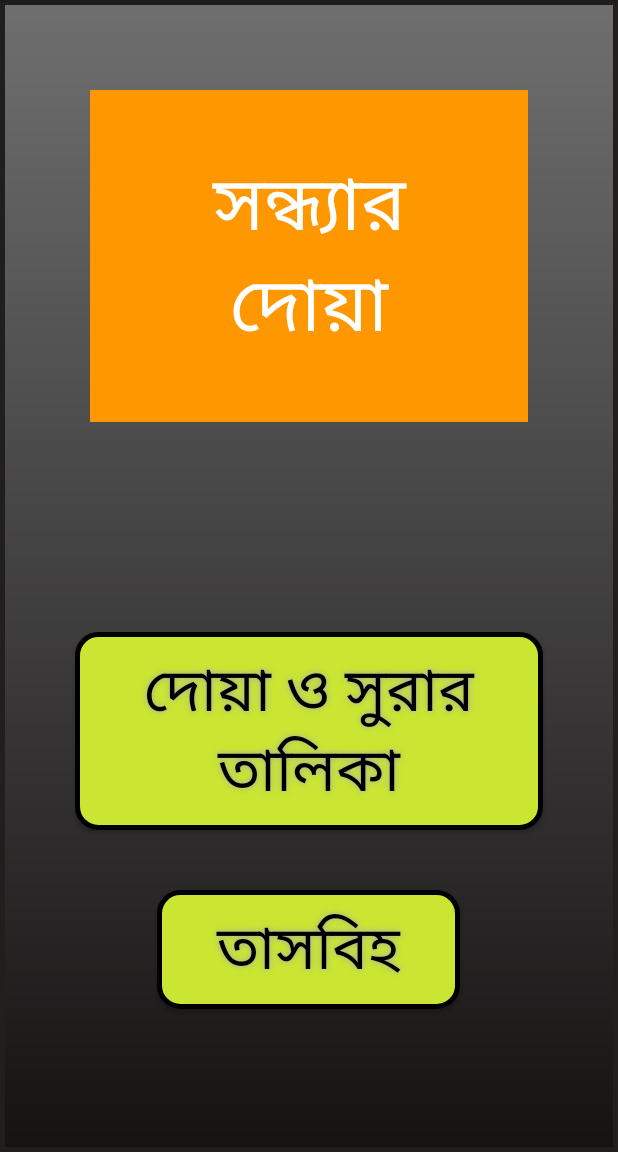
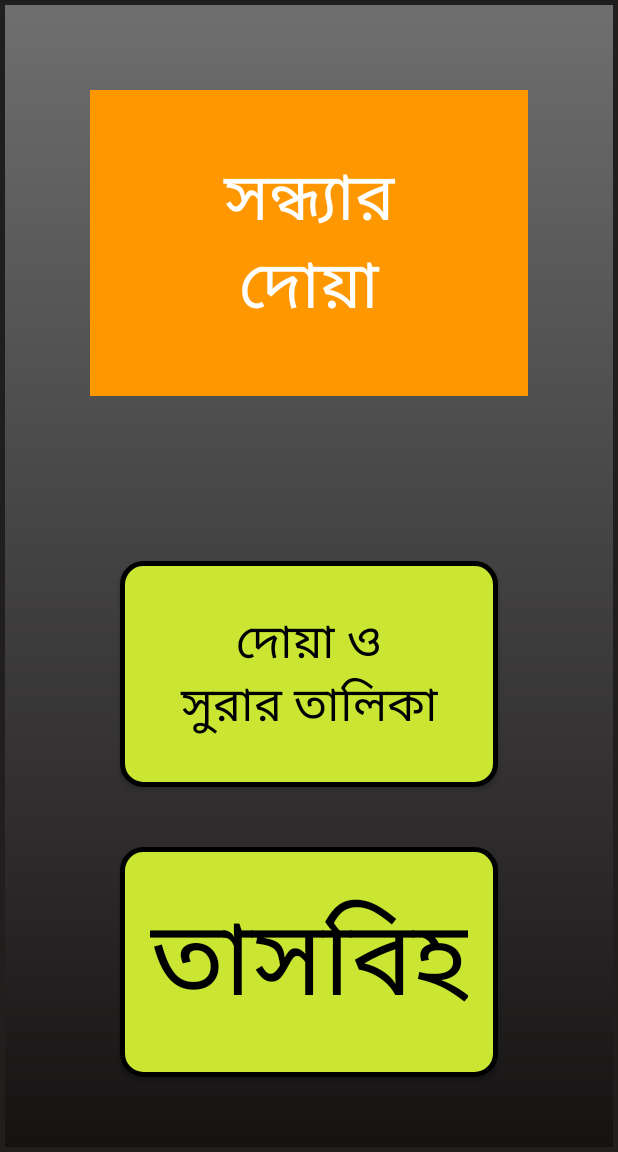
Before and after one commit to masnun-siam/Evening-Dua-Surah, an Android app: the screen it shows after launch (MainActivity), on a phone screen of 412 x 824 dp, the part 84-1236 px from its top. Run offline under Robolectric (Android 15) with nearby library versions, the phone set to English and light mode, and no system bars.

Commit message:
Fixed Layout Problem

```diff
--- a/app/src/main/res/layout/activity_dua_description.xml
+++ b/app/src/main/res/layout/activity_dua_description.xml
@@ -189,7 +189,6 @@
                         android:text="Play"
                         android:textColor="#FFFFFF"
                         android:background="#FF5D5D5D"
-                        android:textSize="30sp"
                         android:padding="10dp"
                         android:layout_margin="10dp"
                         android:autoSizeTextType="uniform"
@@ -202,7 +201,6 @@
                         android:text="Pause"
                         android:textColor="#FFFFFF"
                         android:background="#FF5D5D5D"
-                        android:textSize="30sp"
                         android:padding="10dp"
                         android:layout_margin="10dp"
                         android:autoSizeTextType="uniform"
@@ -215,7 +213,6 @@
                         android:text="Stop"
                         android:textColor="#FFFFFF"
                         android:background="#5D5D5D"
-                        android:textSize="30sp"
                         android:padding="10dp"
                         android:layout_margin="10dp"
                         android:autoSizeTextType="uniform"
--- a/app/src/main/res/layout/activity_main.xml
+++ b/app/src/main/res/layout/activity_main.xml
@@ -8,76 +8,76 @@
     tools:context=".MainActivity"
     android:orientation="vertical"
     android:background="@drawable/activity_background_grey_gradient"
+    android:weightSum="3"
     >
 
     <TextView
         android:layout_width="match_parent"
         android:layout_height="wrap_content"
         android:text="সন্ধ্যার দোয়া"
-        android:textSize="50sp"
         android:textColor="#FFFFFF"
         android:background="#FF9800"
         android:padding="40dp"
         android:layout_gravity="top"
         android:layout_margin="60dp"
         android:gravity="center"
+        android:layout_weight="1"
+        android:autoSizeTextType="uniform"
         />
 
-    <ScrollView
-        android:layout_width="match_parent"
-        android:layout_height="wrap_content"
-        >
+<!--    <ScrollView-->
+<!--        android:layout_width="match_parent"-->
+<!--        android:layout_height="wrap_content"-->
+<!--        >-->
         <LinearLayout
-            android:layout_width="wrap_content"
+            android:layout_width="match_parent"
             android:layout_height="wrap_content"
             android:orientation="vertical"
             android:weightSum="2"
             android:gravity="bottom"
             android:layout_gravity="center_horizontal"
-            android:layout_marginBottom="60dp"
-            android:layout_marginTop="60dp"
+            android:padding="30dp"
+            android:layout_weight="2"
             >
 
             <Button
                 android:id="@+id/list_show_button"
-                android:layout_width="wrap_content"
+                android:layout_width="match_parent"
                 android:layout_height="wrap_content"
                 android:text="দোয়া ও সুরার তালিকা"
                 android:textColor="#000000"
-                android:textSize="40sp"
+
                 android:background="@drawable/firstpage_button_shape"
                 android:shadowColor="#A8A8A8"
-                android:shadowDx="0"
-                android:shadowDy="0"
-                android:shadowRadius="5"
+
                 android:paddingHorizontal="40dp"
                 android:paddingVertical="10dp"
                 android:layout_gravity="center"
                 android:layout_marginHorizontal="50dp"
                 android:layout_marginVertical="20dp"
                 android:layout_weight="1"
+                android:autoSizeTextType="uniform"
                 />
 
             <Button
                 android:id="@+id/tasbih_button"
-                android:layout_width="wrap_content"
+                android:layout_width="match_parent"
                 android:layout_height="wrap_content"
                 android:text="তাসবিহ"
                 android:textColor="#000000"
-                android:textSize="40sp"
                 android:background="@drawable/firstpage_button_shape"
                 android:shadowColor="#A8A8A8"
-                android:shadowDx="0"
-                android:shadowDy="0"
-                android:shadowRadius="5"
-                android:paddingHorizontal="40dp"
+                android:textSize="20dp"
+                android:paddingHorizontal="20dp"
                 android:paddingVertical="10dp"
                 android:layout_gravity="center"
-                android:layout_margin="20dp"
+                android:layout_marginHorizontal="50dp"
+                android:layout_marginVertical="20dp"
                 android:layout_weight="1"
+                android:autoSizeTextType="uniform"
                 />
         </LinearLayout>
-    </ScrollView>
+<!--    </ScrollView>-->
 
 
 </LinearLayout>
--- a/app/src/main/res/layout/activity_sura_list.xml
+++ b/app/src/main/res/layout/activity_sura_list.xml
@@ -39,6 +39,8 @@
                 android:layout_marginHorizontal="40dp"
                 android:textColor="#FFFFFF"
                 android:id="@+id/load_sura_fatiha"
+                android:autoSizeTextType="uniform"
+
                  />
             <Button
                 android:text="আয়াতুল কুরসি"
@@ -53,6 +55,7 @@
                 android:layout_marginHorizontal="40dp"
                 android:textColor="#FFFFFF"
                 android:id="@+id/load_ayatul_kursi"
+                android:autoSizeTextType="uniform"
                 />
             <Button
                 android:text="সুরা বাকারা (শেষ দুই আয়াত)"
@@ -82,6 +85,7 @@
                 android:layout_marginHorizontal="40dp"
                 android:textColor="#FFFFFF"
                 android:id="@+id/load_sura_yasin"
+                android:autoSizeTextType="uniform"
                 />
             <Button
                 android:text="সুরা হাশর (শেষ তিন আয়াত)"
@@ -111,6 +115,7 @@
                 android:layout_marginHorizontal="40dp"
                 android:textColor="#FFFFFF"
                 android:id="@+id/load_sura_mulk"
+                android:autoSizeTextType="uniform"
                 />
 
             <Button
@@ -142,6 +147,7 @@
                 android:layout_marginHorizontal="40dp"
                 android:textColor="#FFFFFF"
                 android:id="@+id/load_ayate_shefa"
+                android:autoSizeTextType="uniform"
                 />
 
 <!--            <Button-->
```
